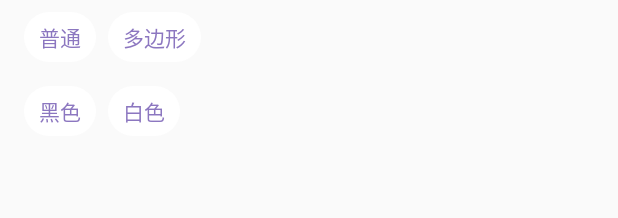
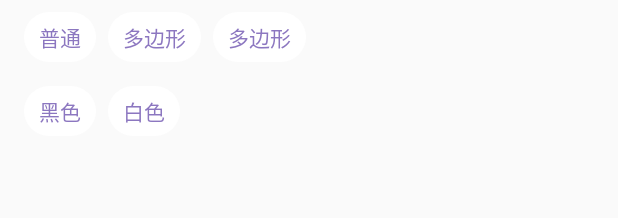
Before and after one commit to TGSen/OpenglProjectV2, an Android app: the layout layout_change_shader.xml on its own in the app's theme, with its tools: preview values and no code run, on a phone screen of 412 x 824 dp. Shown: the top 218 px of the screen. Run offline under Robolectric (Android 15) with nearby library versions, the phone set to English and light mode, and no system bars.

Commit message:
修改UI-1

```diff
--- a/openglcamera/src/main/AndroidManifest.xml
+++ b/openglcamera/src/main/AndroidManifest.xml
@@ -15,7 +15,7 @@
         <activity android:name="activity.SplashActivity"
             android:screenOrientation="portrait"
             android:launchMode="singleTask"
-            android:theme="@style/ThemeWithLogo">
+            android:theme="@style/SplashWithLogo">
             <intent-filter>
                 <action android:name="android.intent.action.MAIN" />
 
--- a/openglcamera/src/main/java/renderer/CameraRenderer.java
+++ b/openglcamera/src/main/java/renderer/CameraRenderer.java
@@ -72,7 +72,7 @@ public class CameraRenderer implements GLSurfaceView.Renderer, SurfaceTexture.On
     @Override
     public void onFrameAvailable(SurfaceTexture surfaceTexture) {
         if(!CameraSGLNative.isStop) {
-//            mGLSurfaceView.requestRender();
+            mGLSurfaceView.requestRender();
         }
 
     }
--- a/openglcamera/src/main/res/layout/fragment_setting.xml
+++ b/openglcamera/src/main/res/layout/fragment_setting.xml
@@ -23,6 +23,7 @@
         android:paddingTop="16dp">
 
         <ImageButton
+            android:id="@+id/btnClose"
             android:layout_width="48dp"
             android:layout_height="64dp"
             android:layout_gravity="center"
@@ -37,6 +38,7 @@
             android:layout_height="wrap_content"
             android:layout_weight="1"
             android:divider="@drawable/bg_divider"
+            android:background="@android:color/transparent"
             app:tabBackground="@drawable/selector_tab_bg"
             app:tabGravity="fill"
             app:tabIndicatorHeight="0dp"
--- a/openglcamera/src/main/res/layout/layout_change_shader.xml
+++ b/openglcamera/src/main/res/layout/layout_change_shader.xml
@@ -24,6 +24,14 @@
             android:text="普通" />
 
         <android.support.v7.widget.AppCompatRadioButton
+            android:id="@+id/btnMultiple"
+            style="@style/CircleRadioStytle"
+            android:layout_width="wrap_content"
+            android:layout_height="wrap_content"
+            android:layout_marginLeft="8dp"
+            android:text="多边形" />
+
+        <android.support.v7.widget.AppCompatRadioButton
             android:id="@+id/btnCircle"
             style="@style/CircleRadioStytle"
             android:layout_width="wrap_content"
@@ -43,7 +51,7 @@
         android:showDividers="middle">
 
         <android.support.v7.widget.AppCompatRadioButton
-            android:id="@+id/btnBack"
+            android:id="@+id/btnBlack"
             style="@style/CircleRadioStytle"
             android:layout_width="wrap_content"
             android:layout_height="wrap_content"
--- a/openglcamera/src/main/res/values/styles.xml
+++ b/openglcamera/src/main/res/values/styles.xml
@@ -8,8 +8,10 @@
         <item name="colorAccent">@color/colorAccent</item>
     </style>
 
-    <style name="ThemeWithLogo" parent="AppTheme">
+    <style name="SplashWithLogo" parent="AppTheme">
         <item name="android:windowBackground">@drawable/luncher_logo</item>
+        <item name="android:windowFullscreen">true</item>
+        <item name="android:windowNoTitle">true</item>
     </style>
 
     <style name="Dialog" parent="@style/Theme.AppCompat.Light.NoActionBar">
```
Also changed, not shown: openglcamera/src/main/java/fragment/CameraInfoFragmentV2.java (+13 -4 lines), openglcamera/src/main/java/fragment/ShapeFragment.java (+44 -10 lines), openglcamera/src/main/java/sen/com/openglcamera/natives/CameraSGLNative.java (+6 -1 lines), 5 other files.
